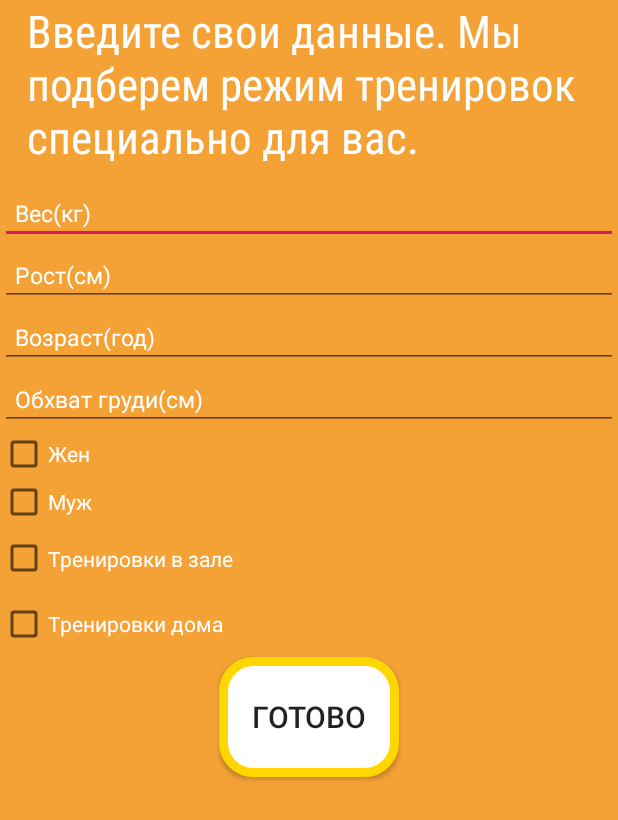
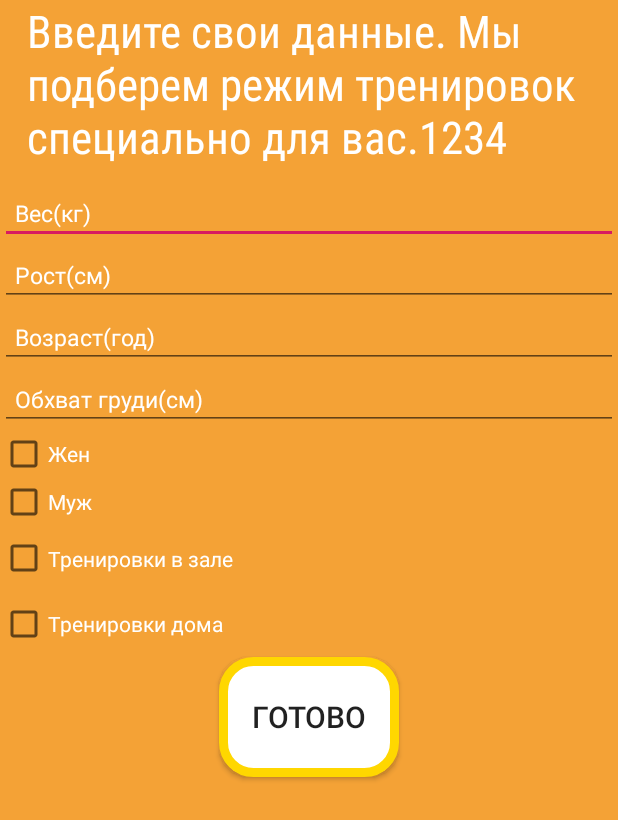
Before and after one commit to Fedor145/FormulaLife, an Android app: the ActivityFerst screen opened directly, with no data from a screen before it, on a phone screen of 412 x 824 dp. Shown: the top 820 px of the screen. Run offline under Robolectric (Android 15) with nearby library versions, the phone set to English and light mode, and no system bars.

Commit message:
я тут изменил какуюто хрень

```diff
--- a/src/main/res/layout/activity_ferst.xml
+++ b/src/main/res/layout/activity_ferst.xml
@@ -12,7 +12,7 @@
         android:layout_width="wrap_content"
         android:layout_height="wrap_content"
         android:fontFamily="sans-serif-condensed"
-        android:text="Введите свои данные. Мы подберем режим тренировок специально для вас."
+        android:text="Введите свои данные. Мы подберем режим тренировок специально для вас.1234"
         android:textColor="#FFFFFF"
         android:textSize="30sp"
         android:paddingLeft="18dp"
```
